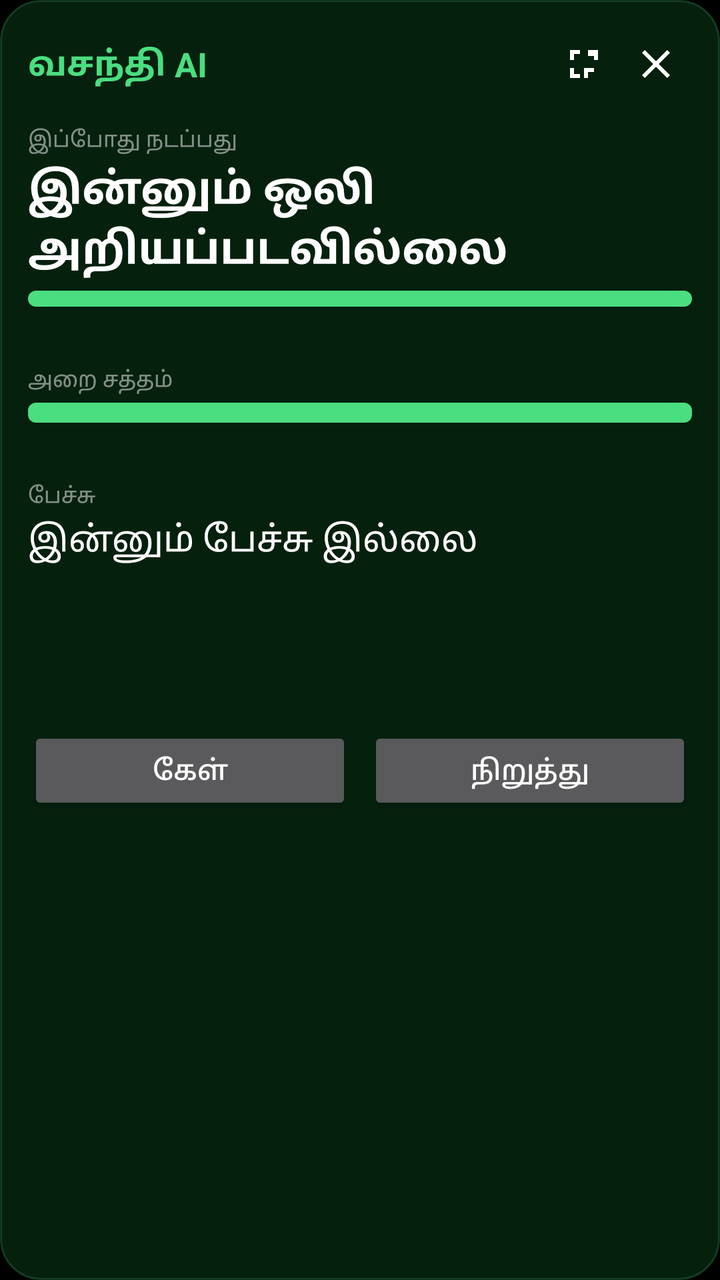
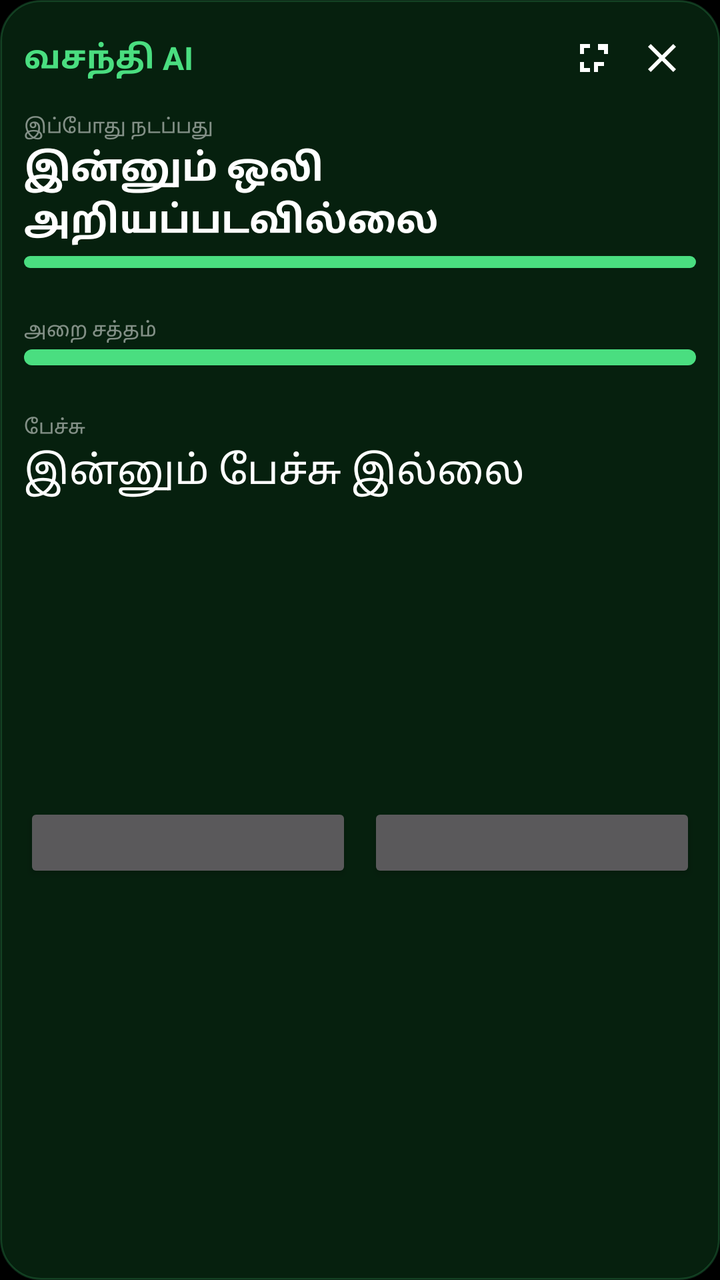

Before-and-after screenshots of an Android layout around one commit, followed by the original layout XML and the change that was made.
<!-- AndroidManifest.xml: application theme Theme.Vasanthi -->
<!-- res/layout/overlay_panel.xml -->
<?xml version="1.0" encoding="utf-8"?>
<LinearLayout xmlns:android="http://schemas.android.com/apk/res/android"
    android:id="@+id/panel_root"
    android:layout_width="300dp"
    android:layout_height="wrap_content"
    android:background="@drawable/bg_panel"
    android:orientation="vertical"
    android:padding="14dp">

    
    <LinearLayout
        android:layout_width="match_parent"
        android:layout_height="wrap_content"
        android:gravity="center_vertical"
        android:orientation="horizontal">

        <TextView
            android:id="@+id/panel_title"
            android:layout_width="0dp"
            android:layout_height="wrap_content"
            android:layout_weight="1"
            android:text="@string/app_name"
            android:textColor="#FF4ADE80"
            android:textSize="17sp"
            android:textStyle="bold" />

        <ImageButton
            android:id="@+id/panel_open_app"
            android:layout_width="36dp"
            android:layout_height="36dp"
            android:background="?android:attr/selectableItemBackground"
            android:contentDescription="@string/open_full_screen"
            android:padding="8dp"
            android:src="@drawable/ic_open_full" />

        <ImageButton
            android:id="@+id/panel_close"
            android:layout_width="36dp"
            android:layout_height="36dp"
            android:background="?android:attr/selectableItemBackground"
            android:contentDescription="@string/close_panel"
            android:padding="8dp"
            android:src="@drawable/ic_close" />
    </LinearLayout>

    
    <TextView
        android:id="@+id/panel_now_label"
        android:layout_width="match_parent"
        android:layout_height="wrap_content"
        android:layout_marginTop="12dp"
        android:text="@string/what_is_happening_now"
        android:textColor="#80FFFFFF"
        android:textSize="11sp" />

    <TextView
        android:id="@+id/panel_sound"
        android:layout_width="match_parent"
        android:layout_height="wrap_content"
        android:layout_marginTop="2dp"
        android:minLines="1"
        android:text="@string/nothing_heard_yet"
        android:textColor="#FFFFFFFF"
        android:textSize="22sp"
        android:textStyle="bold" />

    <ProgressBar
        android:id="@+id/panel_confidence"
        style="?android:attr/progressBarStyleHorizontal"
        android:layout_width="match_parent"
        android:layout_height="8dp"
        android:layout_marginTop="6dp"
        android:max="100"
        android:progressDrawable="@drawable/bg_bar_fill" />

    <TextView
        android:id="@+id/panel_confidence_note"
        android:layout_width="match_parent"
        android:layout_height="wrap_content"
        android:layout_marginTop="2dp"
        android:textColor="#66FFFFFF"
        android:textSize="11sp" />

    
    <TextView
        android:id="@+id/panel_level_label"
        android:layout_width="match_parent"
        android:layout_height="wrap_content"
        android:layout_marginTop="12dp"
        android:text="@string/room_loudness"
        android:textColor="#80FFFFFF"
        android:textSize="11sp" />

    <ProgressBar
        android:id="@+id/panel_level"
        style="?android:attr/progressBarStyleHorizontal"
        android:layout_width="match_parent"
        android:layout_height="10dp"
        android:layout_marginTop="4dp"
        android:max="100"
        android:progressDrawable="@drawable/bg_bar_fill" />

    <TextView
        android:id="@+id/panel_level_note"
        android:layout_width="match_parent"
        android:layout_height="wrap_content"
        android:layout_marginTop="2dp"
        android:textColor="#66FFFFFF"
        android:textSize="11sp" />

    
    <TextView
        android:id="@+id/panel_speech_label"
        android:layout_width="match_parent"
        android:layout_height="wrap_content"
        android:layout_marginTop="12dp"
        android:text="@string/what_was_said"
        android:textColor="#80FFFFFF"
        android:textSize="11sp" />

    <ScrollView
        android:id="@+id/panel_speech_scroll"
        android:layout_width="match_parent"
        android:layout_height="96dp"
        android:layout_marginTop="2dp">

        <TextView
            android:id="@+id/panel_speech"
            android:layout_width="match_parent"
            android:layout_height="wrap_content"
            android:text="@string/nothing_said_yet"
            android:textColor="#FFFFFFFF"
            android:textSize="18sp" />
    </ScrollView>

    
    <LinearLayout
        android:layout_width="match_parent"
        android:layout_height="wrap_content"
        android:layout_marginTop="10dp"
        android:gravity="center_vertical"
        android:orientation="horizontal">

        <Button
            android:id="@+id/panel_listen"
            android:layout_width="0dp"
            android:layout_height="44dp"
            android:layout_weight="1"
            android:text="@string/start_listening"
            android:textSize="14sp" />

        <Button
            android:id="@+id/panel_stop"
            android:layout_width="0dp"
            android:layout_height="44dp"
            android:layout_marginStart="8dp"
            android:layout_weight="1"
            android:text="@string/stop"
            android:textSize="14sp" />
    </LinearLayout>

    <TextView
        android:id="@+id/panel_mode"
        android:layout_width="match_parent"
        android:layout_height="wrap_content"
        android:layout_marginTop="8dp"
        android:textColor="#66FFFFFF"
        android:textSize="11sp" />
</LinearLayout>
<!-- resources referenced by this layout -->
<resources>
  <!-- drawable bg_bar_fill (drawable) -->
  <?xml version="1.0" encoding="utf-8"?>
  <shape xmlns:android="http://schemas.android.com/apk/res/android"
      android:shape="rectangle">
      <solid android:color="#FF4ADE80" />
      <corners android:radius="4dp" />
  </shape>
  <!-- drawable bg_panel (drawable) -->
  <?xml version="1.0" encoding="utf-8"?>
  <shape xmlns:android="http://schemas.android.com/apk/res/android"
      android:shape="rectangle">
      <solid android:color="#F207220F" />
      <corners android:radius="20dp" />
      <stroke
          android:width="1dp"
          android:color="#334ADE80" />
  </shape>
  <!-- drawable ic_close (drawable) -->
  <?xml version="1.0" encoding="utf-8"?>
  <vector xmlns:android="http://schemas.android.com/apk/res/android"
      android:width="24dp"
      android:height="24dp"
      android:viewportWidth="24"
      android:viewportHeight="24">
      <path
          android:fillColor="#FFFFFFFF"
          android:pathData="M19,6.41L17.59,5L12,10.59L6.41,5L5,6.41L10.59,12L5,17.59L6.41,19L12,13.41L17.59,19L19,17.59L13.41,12z" />
  </vector>
  <!-- drawable ic_open_full (drawable) -->
  <?xml version="1.0" encoding="utf-8"?>
  <vector xmlns:android="http://schemas.android.com/apk/res/android"
      android:width="24dp"
      android:height="24dp"
      android:viewportWidth="24"
      android:viewportHeight="24">
      <path
          android:fillColor="#FFFFFFFF"
          android:pathData="M7,14H5v5h5v-2H7V14zM5,10h2V7h3V5H5V10zM12,19h2v-3h3v-2h-5V19zM14,5v3h3v2h2V5H14z" />
  </vector>
  <string name="app_name">வசந்தி AI</string>
  <string name="close_panel">மூடு</string>
  <string name="nothing_heard_yet">இன்னும் ஒலி அறியப்படவில்லை</string>
  <string name="nothing_said_yet">இன்னும் பேச்சு இல்லை</string>
  <string name="open_full_screen">முழுத் திரை</string>
  <string name="room_loudness">அறை சத்தம்</string>
  <string name="start_listening">கேள்</string>
  <string name="stop">நிறுத்து</string>
  <string name="what_is_happening_now">இப்போது நடப்பது</string>
  <string name="what_was_said">பேச்சு</string>
  <style name="Theme.Vasanthi" parent="android:Theme.Material.NoActionBar">
          <item name="android:windowBackground">@android:color/black</item>
          <item name="android:statusBarColor">@android:color/transparent</item>
          <item name="android:navigationBarColor">@android:color/transparent</item>
      </style>
</resources>

<!-- the commit's change to res/layout/overlay_panel.xml (unified diff, before → after) -->
@@ -1,11 +1,11 @@
 <?xml version="1.0" encoding="utf-8"?>
 <LinearLayout xmlns:android="http://schemas.android.com/apk/res/android"
     android:id="@+id/panel_root"
-    android:layout_width="300dp"
+    android:layout_width="320dp"
     android:layout_height="wrap_content"
     android:background="@drawable/bg_panel"
     android:orientation="vertical"
-    android:padding="14dp">
+    android:padding="12dp">
 
     
     <LinearLayout
@@ -21,13 +21,13 @@
             android:layout_weight="1"
             android:text="@string/app_name"
             android:textColor="#FF4ADE80"
-            android:textSize="17sp"
+            android:textSize="16sp"
             android:textStyle="bold" />
 
         <ImageButton
             android:id="@+id/panel_open_app"
-            android:layout_width="36dp"
-            android:layout_height="36dp"
+            android:layout_width="34dp"
+            android:layout_height="34dp"
             android:background="?android:attr/selectableItemBackground"
             android:contentDescription="@string/open_full_screen"
             android:padding="8dp"
@@ -35,8 +35,8 @@
 
         <ImageButton
             android:id="@+id/panel_close"
-            android:layout_width="36dp"
-            android:layout_height="36dp"
+            android:layout_width="34dp"
+            android:layout_height="34dp"
             android:background="?android:attr/selectableItemBackground"
             android:contentDescription="@string/close_panel"
             android:padding="8dp"
@@ -48,28 +48,28 @@
         android:id="@+id/panel_now_label"
         android:layout_width="match_parent"
         android:layout_height="wrap_content"
-        android:layout_marginTop="12dp"
+        android:layout_marginTop="10dp"
         android:text="@string/what_is_happening_now"
         android:textColor="#80FFFFFF"
-        android:textSize="11sp" />
+        android:textSize="10sp" />
 
     <TextView
         android:id="@+id/panel_sound"
         android:layout_width="match_parent"
         android:layout_height="wrap_content"
-        android:layout_marginTop="2dp"
+        android:layout_marginTop="1dp"
         android:minLines="1"
         android:text="@string/nothing_heard_yet"
         android:textColor="#FFFFFFFF"
-        android:textSize="22sp"
+        android:textSize="19sp"
         android:textStyle="bold" />
 
     <ProgressBar
         android:id="@+id/panel_confidence"
         style="?android:attr/progressBarStyleHorizontal"
         android:layout_width="match_parent"
-        android:layout_height="8dp"
-        android:layout_marginTop="6dp"
+        android:layout_height="6dp"
+        android:layout_marginTop="5dp"
         android:max="100"
         android:progressDrawable="@drawable/bg_bar_fill" />
 
@@ -77,26 +77,26 @@
         android:id="@+id/panel_confidence_note"
         android:layout_width="match_parent"
         android:layout_height="wrap_content"
-        android:layout_marginTop="2dp"
+        android:layout_marginTop="1dp"
         android:textColor="#66FFFFFF"
-        android:textSize="11sp" />
+        android:textSize="10sp" />
 
     
     <TextView
         android:id="@+id/panel_level_label"
         android:layout_width="match_parent"
         android:layout_height="wrap_content"
-        android:layout_marginTop="12dp"
+        android:layout_marginTop="9dp"
         android:text="@string/room_loudness"
         android:textColor="#80FFFFFF"
-        android:textSize="11sp" />
+        android:textSize="10sp" />
 
     <ProgressBar
         android:id="@+id/panel_level"
         style="?android:attr/progressBarStyleHorizontal"
         android:layout_width="match_parent"
-        android:layout_height="10dp"
-        android:layout_marginTop="4dp"
+        android:layout_height="8dp"
+        android:layout_marginTop="3dp"
         android:max="100"
         android:progressDrawable="@drawable/bg_bar_fill" />
 
@@ -104,25 +104,25 @@
         android:id="@+id/panel_level_note"
         android:layout_width="match_parent"
         android:layout_height="wrap_content"
-        android:layout_marginTop="2dp"
+        android:layout_marginTop="1dp"
         android:textColor="#66FFFFFF"
-        android:textSize="11sp" />
+        android:textSize="10sp" />
 
     
     <TextView
         android:id="@+id/panel_speech_label"
         android:layout_width="match_parent"
         android:layout_height="wrap_content"
-        android:layout_marginTop="12dp"
+        android:layout_marginTop="9dp"
         android:text="@string/what_was_said"
         android:textColor="#80FFFFFF"
-        android:textSize="11sp" />
+        android:textSize="10sp" />
 
     <ScrollView
         android:id="@+id/panel_speech_scroll"
         android:layout_width="match_parent"
-        android:layout_height="96dp"
-        android:layout_marginTop="2dp">
+        android:layout_height="170dp"
+        android:layout_marginTop="1dp">
 
         <TextView
             android:id="@+id/panel_speech"
@@ -130,7 +130,7 @@
             android:layout_height="wrap_content"
             android:text="@string/nothing_said_yet"
             android:textColor="#FFFFFFFF"
-            android:textSize="18sp" />
+            android:textSize="20sp" />
     </ScrollView>
 
     
@@ -142,28 +142,26 @@
         android:orientation="horizontal">
 
         <Button
-            android:id="@+id/panel_listen"
+            android:id="@+id/panel_sound_toggle"
             android:layout_width="0dp"
-            android:layout_height="44dp"
+            android:layout_height="40dp"
             android:layout_weight="1"
-            android:text="@string/start_listening"
-            android:textSize="14sp" />
+            android:textSize="13sp" />
 
         <Button
-            android:id="@+id/panel_stop"
+            android:id="@+id/panel_voice_toggle"
             android:layout_width="0dp"
-            android:layout_height="44dp"
+            android:layout_height="40dp"
             android:layout_marginStart="8dp"
             android:layout_weight="1"
-            android:text="@string/stop"
-            android:textSize="14sp" />
+            android:textSize="13sp" />
     </LinearLayout>
 
     <TextView
         android:id="@+id/panel_mode"
         android:layout_width="match_parent"
         android:layout_height="wrap_content"
-        android:layout_marginTop="8dp"
+        android:layout_marginTop="7dp"
         android:textColor="#66FFFFFF"
-        android:textSize="11sp" />
+        android:textSize="10sp" />
 </LinearLayout>
<!-- resource entries referenced after the edit -->
@@ -45,8 +45,6 @@
   <string name="nothing_said_yet">இன்னும் பேச்சு இல்லை</string>
   <string name="open_full_screen">முழுத் திரை</string>
   <string name="room_loudness">அறை சத்தம்</string>
-  <string name="start_listening">கேள்</string>
-  <string name="stop">நிறுத்து</string>
   <string name="what_is_happening_now">இப்போது நடப்பது</string>
   <string name="what_was_said">பேச்சு</string>
   <style name="Theme.Vasanthi" parent="android:Theme.Material.NoActionBar">
